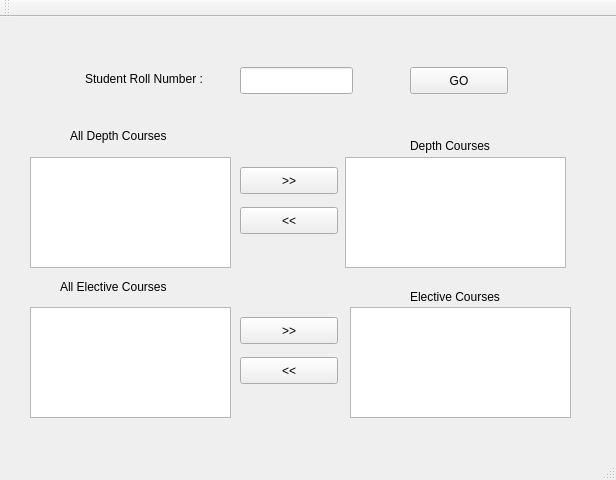
Qt form mainwindow.ui (harshitgupta1337/UDIS) before a commit.
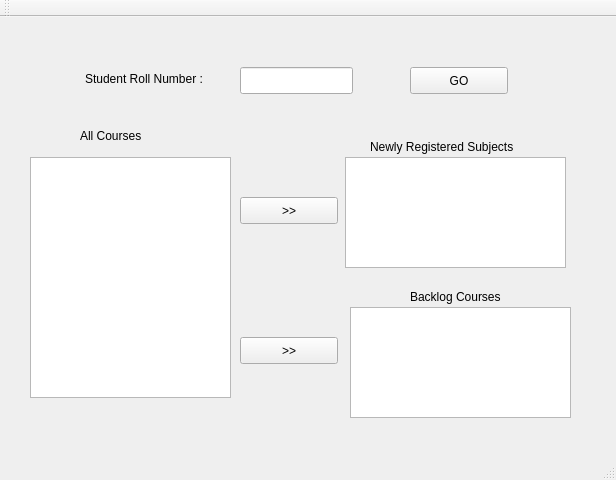
The same form after that commit.

Commit message: On sem registration, data is written to students table and subjects table

What changed in the file:
```diff
--- a/mainwindow.ui
+++ b/mainwindow.ui
@@ -1001,7 +1001,7 @@
       <property name="geometry">
        <rect>
         <x>250</x>
-        <y>160</y>
+        <y>190</y>
         <width>98</width>
         <height>27</height>
        </rect>
@@ -1014,7 +1014,7 @@
       <property name="geometry">
        <rect>
         <x>250</x>
-        <y>310</y>
+        <y>330</y>
         <width>98</width>
         <height>27</height>
        </rect>
@@ -1023,56 +1023,30 @@
        <string>&gt;&gt;</string>
       </property>
      </widget>
-     <widget class="QPushButton" name="CourseRegisterRemoveFromDepthCoursesButton">
-      <property name="geometry">
-       <rect>
-        <x>250</x>
-        <y>200</y>
-        <width>98</width>
-        <height>27</height>
-       </rect>
-      </property>
-      <property name="text">
-       <string>&lt;&lt;</string>
-      </property>
-     </widget>
-     <widget class="QPushButton" name="CourseRegisterRemoveFromElectivesButton">
-      <property name="geometry">
-       <rect>
-        <x>250</x>
-        <y>350</y>
-        <width>98</width>
-        <height>27</height>
-       </rect>
-      </property>
-      <property name="text">
-       <string>&lt;&lt;</string>
-      </property>
-     </widget>
      <widget class="QLabel" name="CourseRegisterAlDepthlCoursesLabel">
       <property name="geometry">
        <rect>
-        <x>80</x>
+        <x>90</x>
         <y>120</y>
         <width>131</width>
         <height>17</height>
        </rect>
       </property>
       <property name="text">
-       <string>All Depth Courses</string>
+       <string>All Courses</string>
       </property>
      </widget>
      <widget class="QLabel" name="CourseRegisterDepthCoursesLabel">
       <property name="geometry">
        <rect>
-        <x>420</x>
+        <x>380</x>
         <y>130</y>
-        <width>111</width>
-        <height>17</height>
+        <width>181</width>
+        <height>20</height>
        </rect>
       </property>
       <property name="text">
-       <string>Depth Courses</string>
+       <string>Newly Registered Subjects</string>
       </property>
      </widget>
      <widget class="QLabel" name="CourseRegisterElectiveCoursesLabel">
@@ -1085,7 +1059,7 @@
        </rect>
       </property>
       <property name="text">
-       <string>Elective Courses</string>
+       <string>Backlog Courses</string>
       </property>
      </widget>
      <widget class="QPushButton" name="CourseRegisterGoButton">
@@ -1101,36 +1075,13 @@
        <string>GO</string>
       </property>
      </widget>
-     <widget class="QLabel" name="CourseRegisterAllElectiveCoursesLabel">
-      <property name="geometry">
-       <rect>
-        <x>70</x>
-        <y>270</y>
-        <width>151</width>
-        <height>20</height>
-       </rect>
-      </property>
-      <property name="text">
-       <string>All Elective Courses</string>
-      </property>
-     </widget>
      <widget class="QListWidget" name="CourseRegisterAllDepthCoursesListWidget">
       <property name="geometry">
        <rect>
         <x>40</x>
         <y>150</y>
         <width>201</width>
-        <height>111</height>
-       </rect>
-      </property>
-     </widget>
-     <widget class="QListWidget" name="CourseRegisterAllElectiveCoursesListWidget">
-      <property name="geometry">
-       <rect>
-        <x>40</x>
-        <y>300</y>
-        <width>201</width>
-        <height>111</height>
+        <height>241</height>
        </rect>
       </property>
      </widget>
```
Left out of the diff: 6 changed lines with no effect on the pictures. The commit also changes 5 other files.
